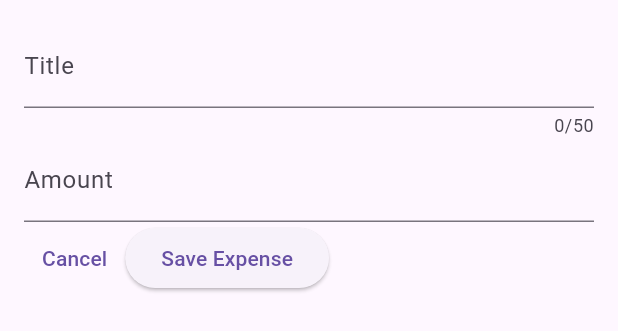
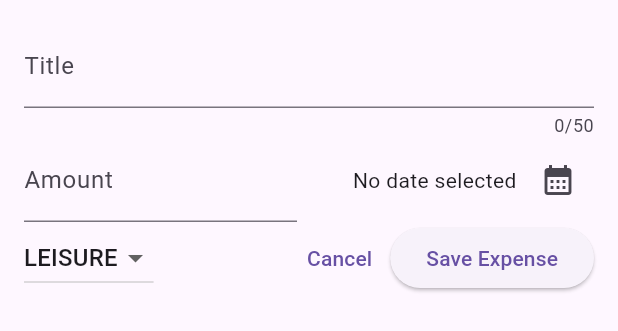
Before and after one commit to ben-lawino/expense_tracker, a Flutter app: the NewExpense widget shown alone on an empty page, opened directly, on a phone screen of 412 x 824 dp. Shown: the top 331 px of the screen. Run offline on Flutter 3.47's test engine with Material 3 defaults, Android fonts, the phone set to English and light mode, and no system bars.

Commit message:
updated homescreen ui code

```diff
--- a/lib/widgets/new_expense.dart
+++ b/lib/widgets/new_expense.dart
@@ -1,3 +1,4 @@
+import 'package:expense_tracker/models/expense.dart';
 import 'package:flutter/material.dart';
 
 class NewExpense extends StatefulWidget {
@@ -10,12 +11,27 @@ class NewExpense extends StatefulWidget {
 class _NewExpenseState extends State<NewExpense> {
   final _titleController = TextEditingController();
   final _amountController = TextEditingController();
+  DateTime? _selectedDate;
+  Category _selectedCategory = Category.leisure;
 
   @override
   void dispose() {
     _titleController.dispose();
     _amountController.dispose();
     super.dispose();
+  }
+
+  void _presentDatePicker() async {
+    final now = DateTime.now();
+    final firstDate = DateTime(now.year - 1, now.month, now.day);
+    final pickedDate = await showDatePicker(
+      context: context,
+      firstDate: firstDate,
+      lastDate: now,
+    );
+    setState(() {
+      _selectedDate = pickedDate;
+    });
   }
 
   @override
@@ -41,11 +57,55 @@ class _NewExpenseState extends State<NewExpense> {
                   ),
                 ),
               ),
+              SizedBox(width: 16),
+              Expanded(
+                child: Row(
+                  mainAxisAlignment: MainAxisAlignment.end,
+                  crossAxisAlignment: CrossAxisAlignment.center,
+                  children: [
+                    Text(
+                      _selectedDate == null
+                          ? 'No date selected '
+                          : formatter.format(_selectedDate!),
+                    ),
+                    IconButton(
+                      onPressed: _presentDatePicker,
+                      icon: Icon(Icons.calendar_month),
+                    ),
+                  ],
+                ),
+              ),
             ],
           ),
           Row(
             children: [
-              TextButton(onPressed: () {}, child: Text('Cancel')),
+              DropdownButton(
+                value: _selectedCategory,
+                items:
+                    Category.values
+                        .map(
+                          (category) => DropdownMenuItem(
+                            value: category,
+                            child: Text(category.name.toUpperCase()),
+                          ),
+                        )
+                        .toList(),
+                onChanged: (value) {
+                  if (value == null) {
+                    return;
+                  }
+                  setState(() {
+                    _selectedCategory = value;
+                  });
+                },
+              ),
+              Spacer(),
+              TextButton(
+                onPressed: () {
+                  Navigator.pop(context);
+                },
+                child: Text('Cancel'),
+              ),
               ElevatedButton(
                 onPressed: () {
                   print(_titleController.text);
```
